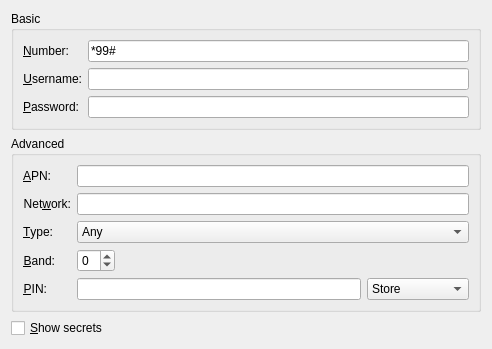
Old version of the form libs/ui/gsm.ui in the repository KDE/networkmanagement.
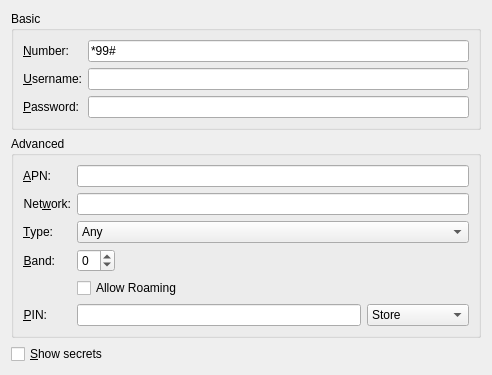
New version of the form. Custom widgets are drawn as their Qt base class.

Commit message: add support for allowing/forbidding GSM roaming

```diff
--- a/libs/ui/gsm.ui
+++ b/libs/ui/gsm.ui
@@ -205,7 +205,7 @@
         </property>
        </widget>
       </item>
-      <item row="4" column="0">
+      <item row="5" column="0">
        <widget class="QLabel" name="label_5">
         <property name="text">
          <string>&amp;PIN:</string>
@@ -218,7 +218,7 @@
         </property>
        </widget>
       </item>
-      <item row="4" column="1">
+      <item row="5" column="1">
        <layout class="QHBoxLayout" name="horizontalLayout_2">
         <item>
          <widget class="KLineEdit" name="pin"/>
@@ -244,6 +244,13 @@
         </item>
        </layout>
       </item>
+      <item row="4" column="1">
+       <widget class="QCheckBox" name="chkAllowRoaming">
+        <property name="text">
+         <string>Allow Roaming</string>
+        </property>
+       </widget>
+      </item>
      </layout>
     </widget>
    </item>
```
The commit also changes 4 other files.
